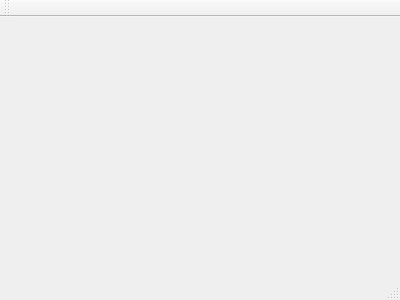
This is momprinter.ui in Preffer/MomPrinter as Qt 5 draws it before an edit. The edited form follows.
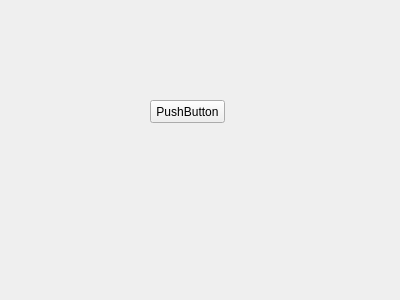
This is the edited form.

```diff
--- a/momprinter.ui
+++ b/momprinter.ui
@@ -12,13 +12,23 @@
   <property name="windowTitle" >
    <string>momPrinter</string>
   </property>
-  <widget class="QMenuBar" name="menuBar" />
-  <widget class="QToolBar" name="mainToolBar" />
-  <widget class="QWidget" name="centralWidget" />
-  <widget class="QStatusBar" name="statusBar" />
+  <widget class="QWidget" name="centralWidget">
+   <widget class="QPushButton" name="pushButton">
+    <property name="geometry">
+     <rect>
+      <x>150</x>
+      <y>100</y>
+      <width>75</width>
+      <height>23</height>
+     </rect>
+    </property>
+    <property name="text">
+     <string>PushButton</string>
+    </property>
+   </widget>
+  </widget>
  </widget>
- <layoutDefault spacing="6" margin="11" />
- <pixmapfunction></pixmapfunction>
+ <layoutdefault spacing="6" margin="11"/>
  <resources/>
  <connections/>
 </ui>
```
Left out of the diff: 7 changed lines with no effect on the pictures.
